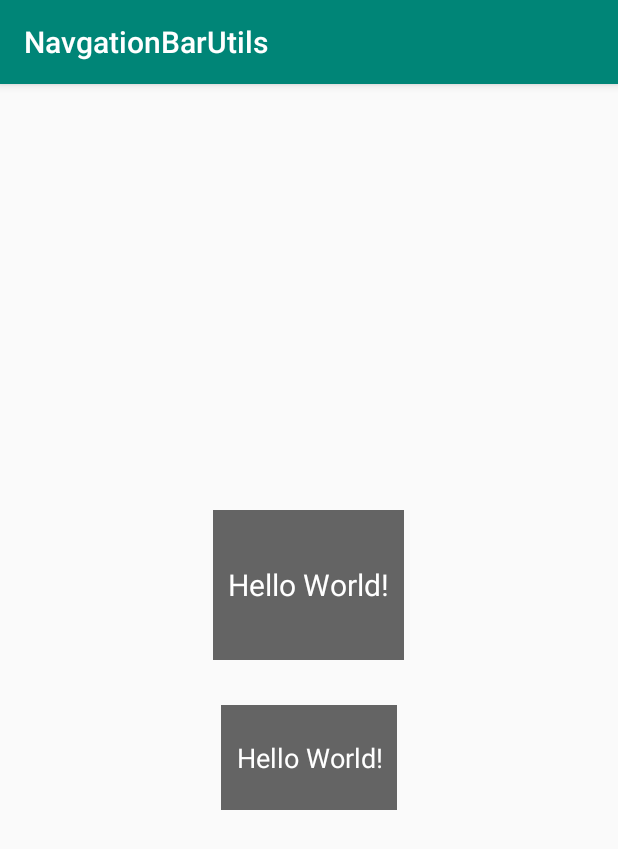
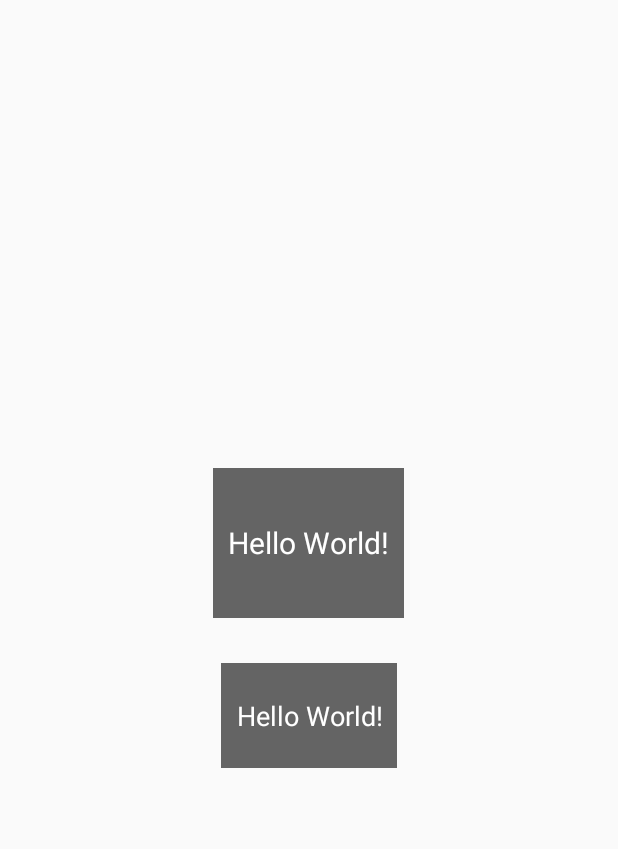
Before and after one commit to online2/NavgationBarUtils, an Android app: the screen it shows after launch (MainActivity), on a phone screen of 412 x 824 dp. Shown: the top 849 px of the screen. Run offline under Robolectric (Android 15) with nearby library versions, the phone set to English and light mode, and no system bars.

```diff
--- a/app/src/main/res/values/styles.xml
+++ b/app/src/main/res/values/styles.xml
@@ -1,7 +1,8 @@
 <resources>
 
     <!-- Base application theme. -->
-    <style name="AppTheme" parent="Theme.AppCompat.Light.DarkActionBar">
+
+    <style name="AppTheme" parent="Theme.AppCompat.Light.NoActionBar"><!--Theme.AppCompat.Light.DarkActionBar -->
         <!-- Customize your theme here. -->
         <item name="colorPrimary">@color/colorPrimary</item>
         <item name="colorPrimaryDark">@color/colorPrimaryDark</item>
```
Also changed, not shown: 1 other file.
